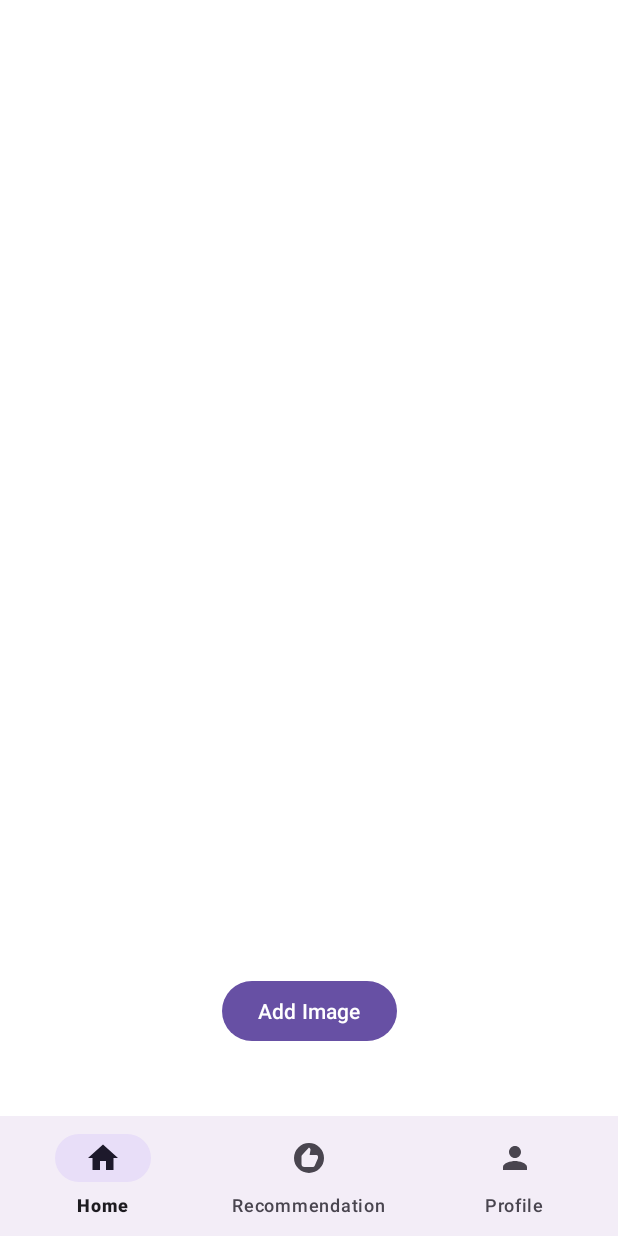
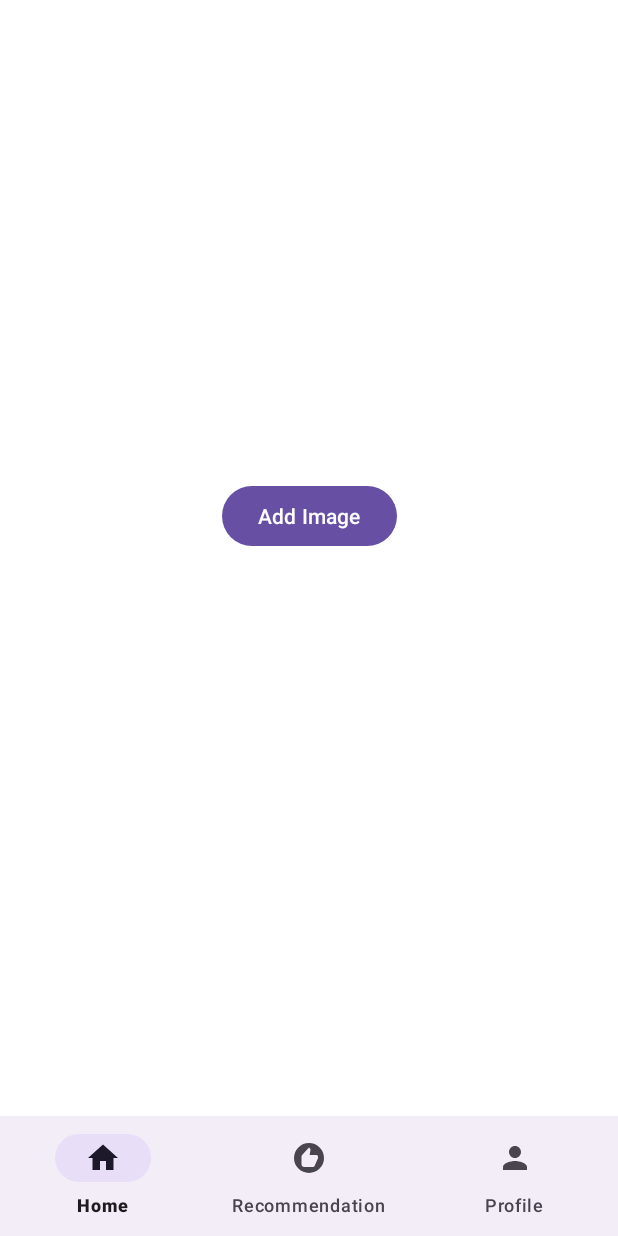
Before and after one commit to Devanshu777/FRAR, an Android app: the screen it shows after launch once a user with an empty profile is signed in (HomePageActivity), on a phone screen of 412 x 824 dp. Run offline under Robolectric (Android 15) with nearby library versions, the phone set to English and light mode, and no system bars; our stand-ins replace Firebase (no records; nobody signed in at launch, a user with empty details on screens opened directly); libraries missing offline, so code that uses them is left out: com.github.drjacky.imagepicker; Roboto replaces fonts that are not available here.

```diff
--- a/app/src/main/res/layout/fragment_home_page.xml
+++ b/app/src/main/res/layout/fragment_home_page.xml
@@ -1,21 +1,26 @@
 <?xml version="1.0" encoding="utf-8"?>
-<FrameLayout xmlns:android="http://schemas.android.com/apk/res/android"
+<androidx.constraintlayout.widget.ConstraintLayout xmlns:android="http://schemas.android.com/apk/res/android"
+    xmlns:app="http://schemas.android.com/apk/res-auto"
     xmlns:tools="http://schemas.android.com/tools"
     android:layout_width="match_parent"
     android:layout_height="match_parent"
-    xmlns:app="http://schemas.android.com/apk/res-auto"
-    tools:context=".HomePageActivity"
-    android:background="@color/white">
+    android:background="@color/white"
+    tools:context=".HomePageActivity">
+
+    <ScrollView
+        android:layout_width="match_parent"
+        android:layout_height="match_parent">
 
         <androidx.constraintlayout.widget.ConstraintLayout
             android:layout_width="match_parent"
-        android:layout_height="match_parent">
+            android:layout_height="wrap_content">
 
             <ImageView
                 android:id="@+id/img_display"
-            android:layout_width="400dp"
-            android:layout_height="600dp"
-            android:layout_marginBottom="50dp"
+                android:layout_width="match_parent"
+                android:layout_height="wrap_content"
+                android:layout_margin="10dp"
+                android:minHeight="300dp"
                 app:layout_constraintBottom_toTopOf="@+id/btn_add_image"
                 app:layout_constraintEnd_toEndOf="parent"
                 app:layout_constraintStart_toStartOf="parent"
@@ -26,9 +31,11 @@
                 android:layout_width="wrap_content"
                 android:layout_height="wrap_content"
                 android:layout_marginTop="50dp"
-            android:text="Add Image"
+                android:text="@string/add_image"
+                app:layout_constraintBottom_toBottomOf="parent"
                 app:layout_constraintEnd_toEndOf="parent"
-            app:layout_constraintStart_toStartOf="parent"
-            app:layout_constraintTop_toBottomOf="@+id/img_display" />
+                app:layout_constraintStart_toStartOf="parent" />
         </androidx.constraintlayout.widget.ConstraintLayout>
-</FrameLayout>
+    </ScrollView>
+
+</androidx.constraintlayout.widget.ConstraintLayout>
--- a/app/src/main/res/values/strings.xml
+++ b/app/src/main/res/values/strings.xml
@@ -60,4 +60,5 @@
     <string name="re_enter_your_password">Re-Enter Your Password</string>
     <string name="already_registered_sign_in">Already Registered ? SIGN IN</string>
     <string name="signout">SignOut</string>
+    <string name="add_image">Add Image</string>
 </resources>
```
Lines whose indentation alone changed are shown as unchanged.
